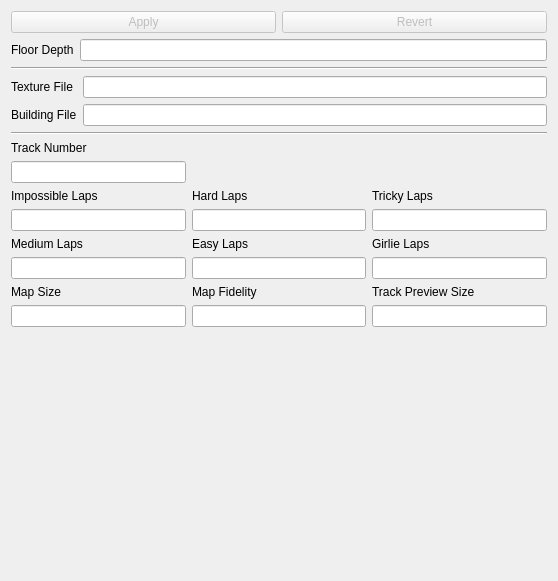
The window that TrackEditor/GlobalTrackSettings.ui (Zizin13/Roller) describes before a commit, drawn with Qt 5.
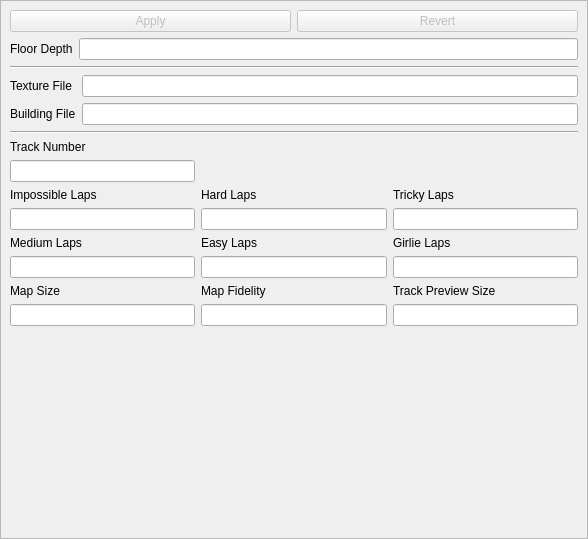
The same window after the commit.

```diff
--- a/TrackEditor/GlobalTrackSettings.ui
+++ b/TrackEditor/GlobalTrackSettings.ui
@@ -6,14 +6,44 @@
    <rect>
     <x>0</x>
     <y>0</y>
-    <width>558</width>
-    <height>581</height>
+    <width>588</width>
+    <height>539</height>
    </rect>
   </property>
   <property name="windowTitle">
    <string>Form</string>
   </property>
   <layout class="QVBoxLayout" name="verticalLayout">
+   <property name="spacing">
+    <number>0</number>
+   </property>
+   <property name="leftMargin">
+    <number>0</number>
+   </property>
+   <property name="topMargin">
+    <number>0</number>
+   </property>
+   <property name="rightMargin">
+    <number>0</number>
+   </property>
+   <property name="bottomMargin">
+    <number>0</number>
+   </property>
+   <item>
+    <widget class="QScrollArea" name="scrollArea">
+     <property name="widgetResizable">
+      <bool>true</bool>
+     </property>
+     <widget class="QWidget" name="scrollAreaWidgetContents">
+      <property name="geometry">
+       <rect>
+        <x>0</x>
+        <y>0</y>
+        <width>586</width>
+        <height>537</height>
+       </rect>
+      </property>
+      <layout class="QVBoxLayout" name="verticalLayout_2">
    <item>
     <layout class="QHBoxLayout" name="horizontalLayout_14">
      <item>
@@ -220,6 +250,10 @@
       </size>
      </property>
     </spacer>
+       </item>
+      </layout>
+     </widget>
+    </widget>
    </item>
   </layout>
  </widget>
```
Lines whose indentation alone changed are shown as unchanged.
